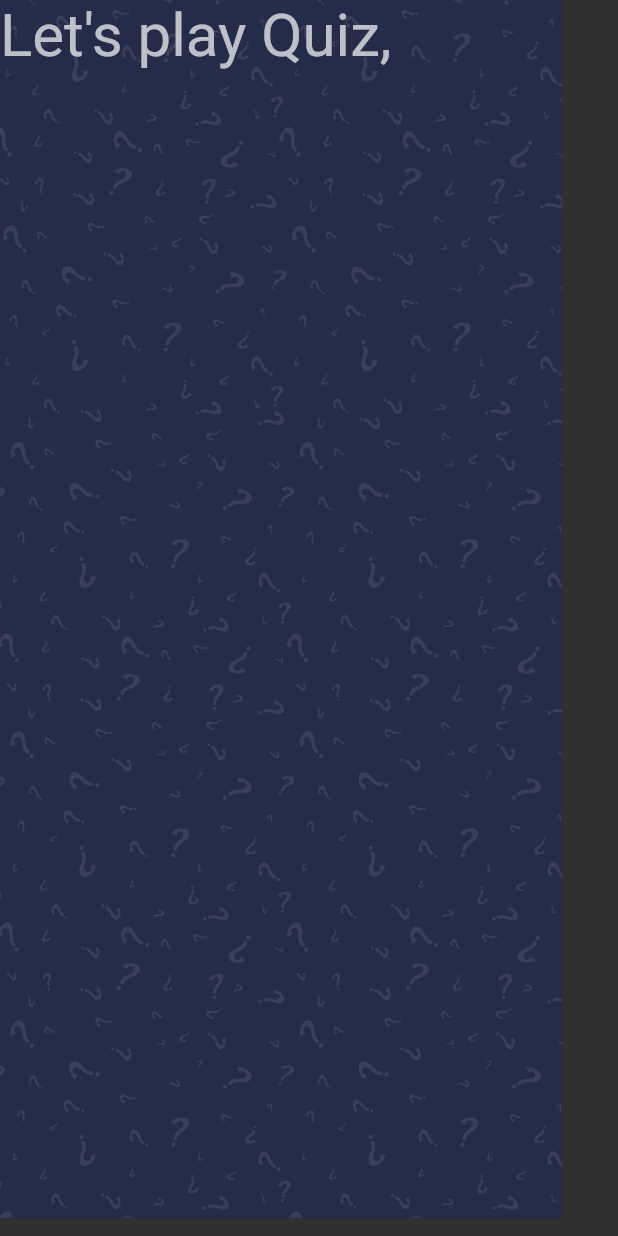
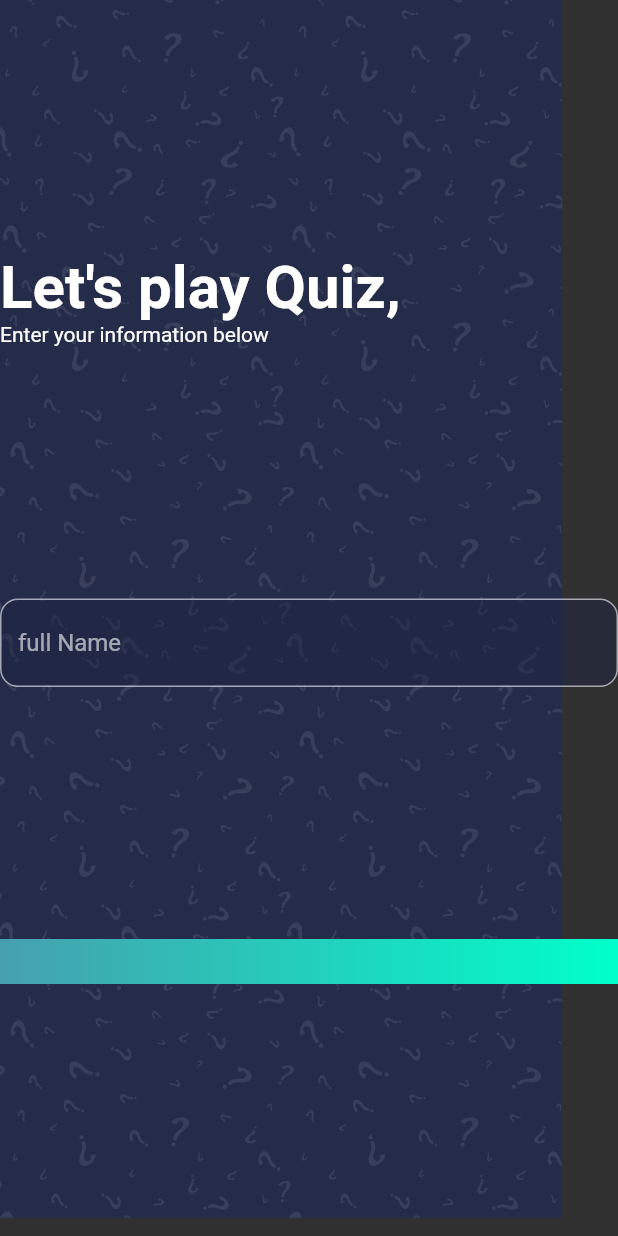
Before and after one commit to kingjedidiah01/Quiz, a Flutter app: the screen it shows after launch, on a phone screen of 412 x 824 dp. Run offline on Flutter 3.47's test engine with Material 2 defaults, Android fonts, the phone set to English and light mode, and no system bars; our stand-ins replace websafe_svg.

Commit message:
welcome screen update
4th commit

```diff
--- a/quiz_app/lib/screens/welcome_screen.dart
+++ b/quiz_app/lib/screens/welcome_screen.dart
@@ -1,5 +1,7 @@
 import 'package:flutter/material.dart';
 import 'package:websafe_svg/websafe_svg.dart';
+
+import '../constants.dart';
 
 // ignore: camel_case_types
 class welcomeScreen extends StatelessWidget {
@@ -8,15 +10,48 @@ class welcomeScreen extends StatelessWidget {
   @override
   Widget build(BuildContext context) {
     return Scaffold(
-      body: Stack(children: [
-        WebsafeSvg.asset("assets/icons/bg.svg"),
-        SafeArea(
-          child: Column(children: [
-            Text("Let's play Quiz,",
-                style: Theme.of(context).textTheme.headlineLarge),
-          ]),
-        )
-      ]),
+      body: Stack(
+        children: [
+          WebsafeSvg.asset("assets/icons/bg.svg"),
+          SafeArea(
+            child: Column(
+              crossAxisAlignment: CrossAxisAlignment.start,
+              children: [
+                const Padding(
+                  padding: EdgeInsets.symmetric(horizontal: kDefaultPadding),
+                ),
+                const Spacer(),
+                Text(
+                  "Let's play Quiz,",
+                  style: Theme.of(context).textTheme.headlineLarge?.copyWith(
+                      color: Colors.white, fontWeight: FontWeight.bold),
+                ),
+                const Text("Enter your information below"),
+                const Spacer(),
+                const TextField(
+                  decoration: InputDecoration(
+                    filled: true,
+                    fillColor: Color(0x771c2341),
+                    hintText: "full Name",
+                    border: OutlineInputBorder(
+                      borderRadius: BorderRadius.all(
+                        Radius.circular(12),
+                      ),
+                    ),
+                  ),
+                ),
+                const Spacer(),
+                Container(
+                  padding: const EdgeInsets.all(
+                      kDefaultPadding * 0.75), //equals to 15
+                  decoration: const BoxDecoration(gradient: kPrimaryGradient),
+                ),
+                const Spacer(),
+              ],
+            ),
+          ),
+        ],
+      ),
     );
   }
 }
```
